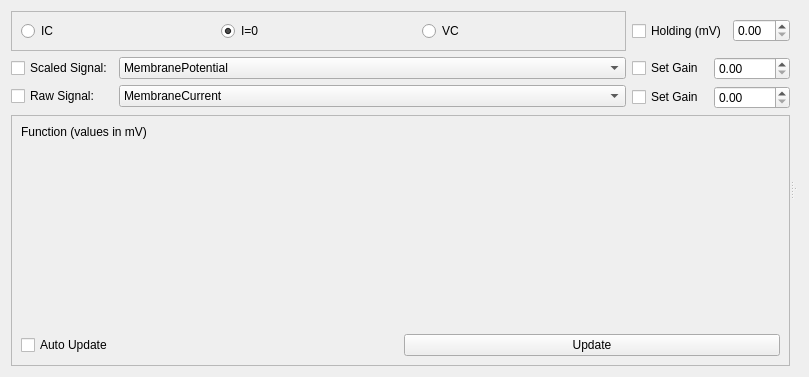
Old version of the form lib/devices/MultiClamp/ProtocolTemplate.ui in the repository acq4/acq4.
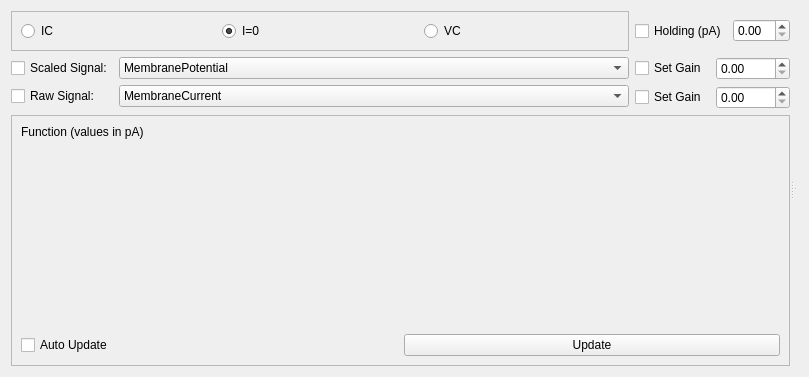
New version of the form. Custom widgets are drawn as their Qt base class.

Commit message: More working in multiclamp protocol interface.

What changed in the file:
```diff
--- a/lib/devices/MultiClamp/ProtocolTemplate.ui
+++ b/lib/devices/MultiClamp/ProtocolTemplate.ui
@@ -67,7 +67,7 @@
            <item>
             <widget class="QCheckBox" name="holdingCheck">
              <property name="text">
-              <string>Holding (mV)</string>
+              <string>Holding (pA)</string>
              </property>
             </widget>
            </item>
@@ -166,7 +166,7 @@
              </sizepolicy>
             </property>
             <property name="text">
-             <string>Function (values in mV)</string>
+             <string>Function (values in pA)</string>
             </property>
            </widget>
           </item>
```
The commit also changes 6 other files.
